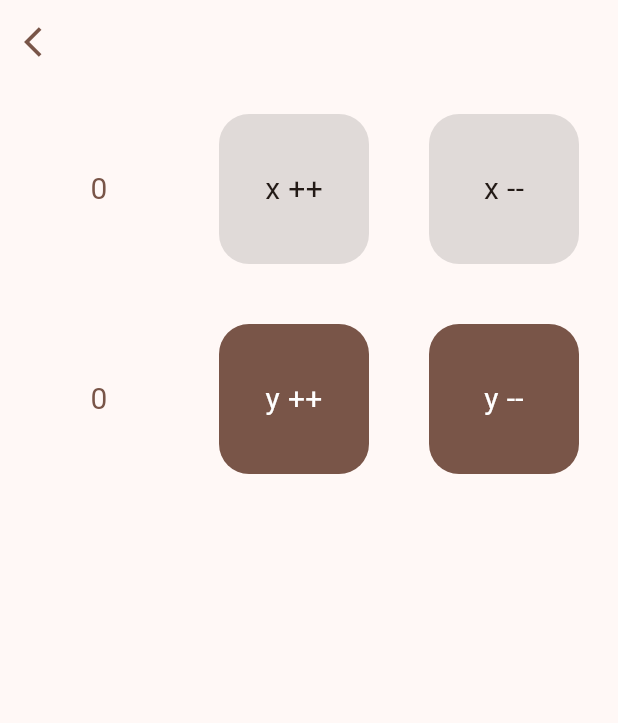
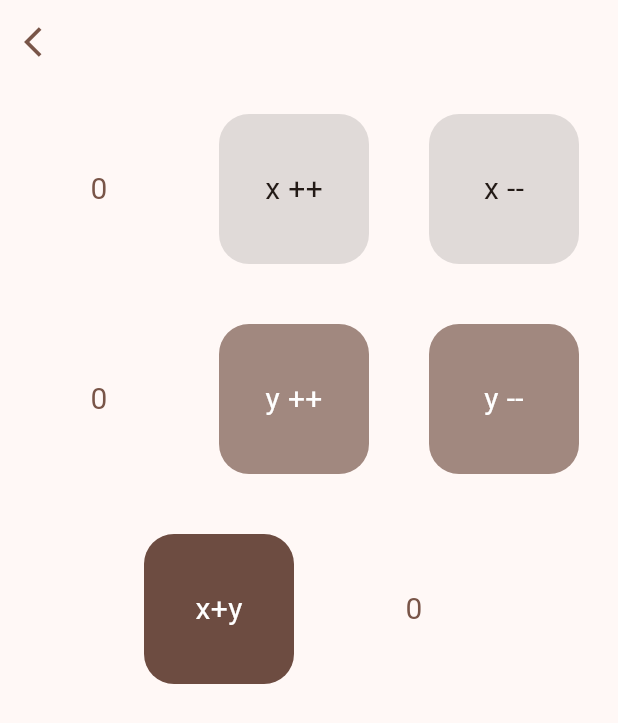
Before and after one commit to siw-ss/coffee_masters_flutter_app, a Flutter app: the TestGetX screen opened directly, on a phone screen of 412 x 824 dp. Shown: the top 723 px of the screen. Run offline on Flutter 3.47's test engine with Material 3 defaults, Android fonts, the phone set to English and light mode, and no system bars; our stand-ins replace get; network calls fail.

Commit message:
add x & y btn

```diff
--- a/lib/controllers/getx_controller.dart
+++ b/lib/controllers/getx_controller.dart
@@ -6,6 +6,9 @@ class TapController extends GetxController{
 
   RxInt _y=0.obs;
   RxInt get y => _y;
+
+  RxInt _z=0.obs;
+  RxInt get z => _z;
 
   void increaseX(){
     _x++;
@@ -27,4 +30,9 @@ class TapController extends GetxController{
     print(_y);
   }
 
+  void totalXY(){
+    _z.value = x+_y.value;
+    print(_z);
+  }
+
 }
--- a/lib/pages/testgetx.dart
+++ b/lib/pages/testgetx.dart
@@ -117,7 +117,7 @@ class TestGetX extends StatelessWidget {
                       width: 100,
                       height: 100,
                       decoration: BoxDecoration(
-                        color: Colors.brown,
+                        color: Colors.brown.shade300,
                         borderRadius: BorderRadius.circular(20),
                       ),
                       child: const Center(
@@ -137,7 +137,7 @@ class TestGetX extends StatelessWidget {
                       width: 100,
                       height: 100,
                       decoration: BoxDecoration(
-                        color: Colors.brown,
+                        color: Colors.brown.shade300,
                         borderRadius: BorderRadius.circular(20),
                       ),
                       child: const Center(
@@ -150,6 +150,51 @@ class TestGetX extends StatelessWidget {
                   ),
                 ]),
             ),
+            SingleChildScrollView(
+              scrollDirection: Axis.horizontal,
+              child: Row(
+                mainAxisAlignment: MainAxisAlignment.center,
+                children: [
+                  GestureDetector(
+                    onTap: (){
+                      controller.totalXY();
+                    },
+                    child: Container(
+                      margin: const EdgeInsets.all(20),
+                      width: 100,
+                      height: 100,
+                      decoration: BoxDecoration(
+                        color: Colors.brown.shade600,
+                        borderRadius: BorderRadius.circular(20),
+                      ),
+                      child: const Center(
+                        child: Text("x+y", style: TextStyle(
+                          fontSize: 20,
+                          color: Colors.white,
+                        ),),
+                      ),
+                    )
+                  ),
+                  Obx(() =>
+                    Container(
+                      margin: const EdgeInsets.all(10),
+                      width: 100,
+                      height: 100,
+                      decoration: BoxDecoration(
+                        borderRadius: BorderRadius.circular(20),
+                      ),
+                      child: Center(
+                        child: Text(controller.z.value.toString(),
+                        style:const TextStyle(
+                          fontSize: 20,
+                          color: Colors.brown,
+                        ),),
+                      ),
+                    ),
+                  ),
+
+                ]),
+            ),
           ],
         ),
       ),
```
Also changed, not shown: lib/controllers/list_controller.dart (added).
